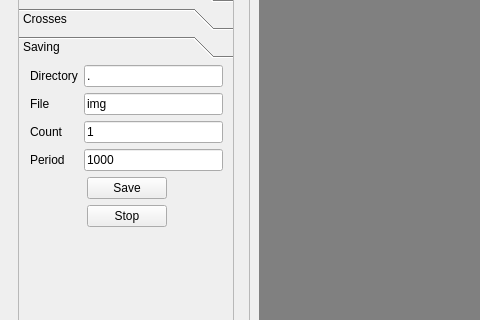
Qt form Viewers/gige/GigEViewer.ui (slac-epics/ioc-common-gigECam) before a commit; both pictures show x 0 to 480 and y 223 to 543 of the 1060 by 686 pixel window.
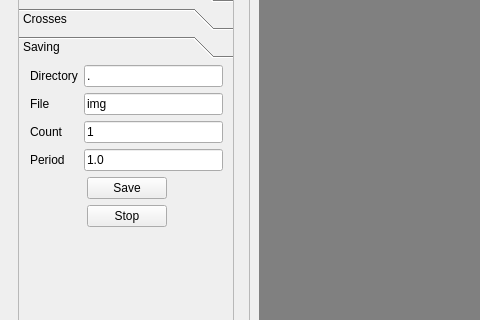
The same form after that commit. The open tabs and pages were chosen to show the change.

Commit message: Changed the period for file saving from msecs to secs

```diff
--- a/Viewers/gige/GigEViewer.ui
+++ b/Viewers/gige/GigEViewer.ui
@@ -920,7 +920,7 @@
               <item row="3" column="1" >
                <widget class="QLineEdit" name="lePeriod" >
                 <property name="text" >
-                 <string>1000</string>
+                 <string>1.0</string>
                 </property>
                </widget>
               </item>
```
The commit also changes 2 other files.
